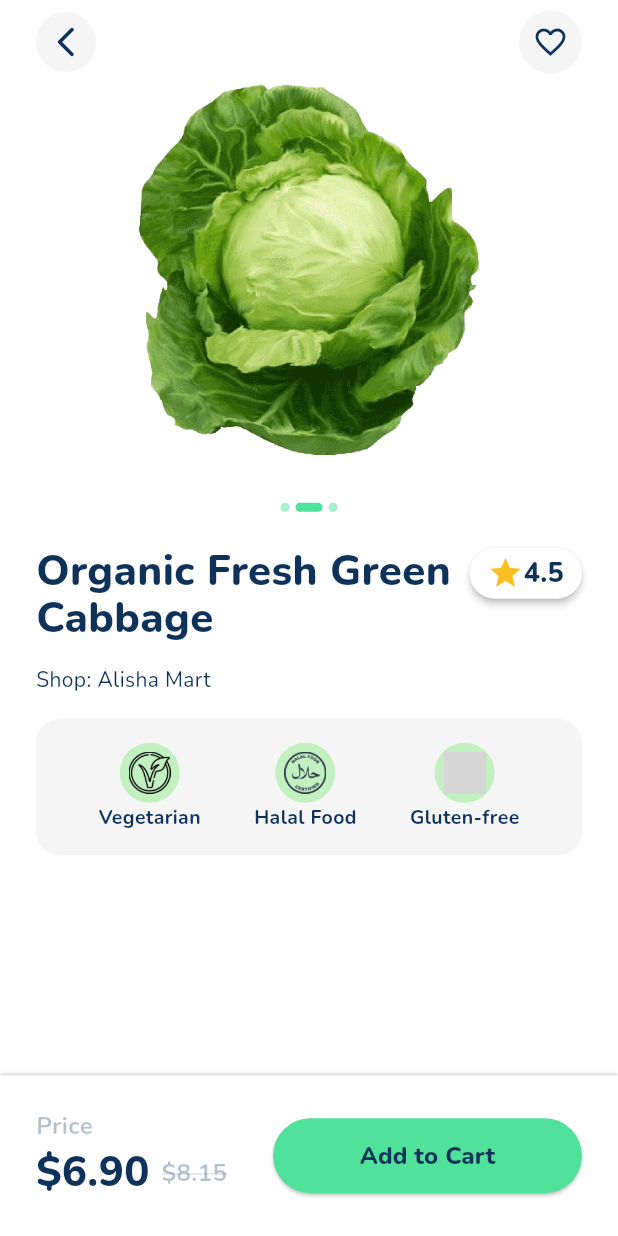
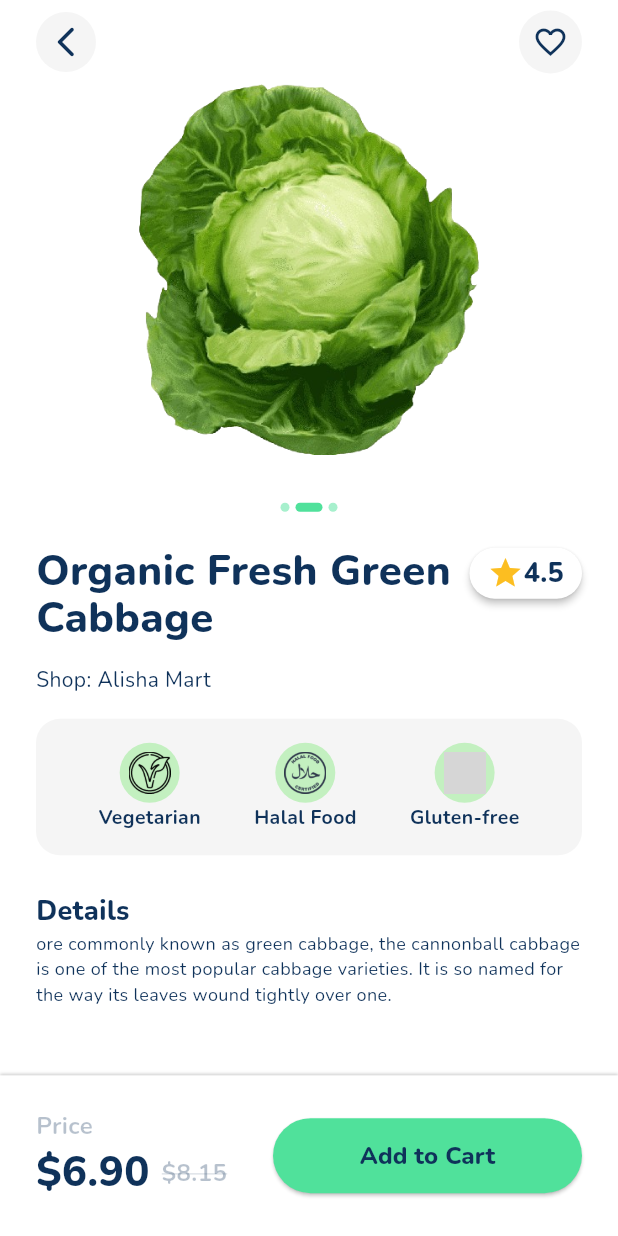
Before and after one commit to douglasrsantos/challenge_bento, a Flutter app: the ItemDetailPage screen opened by its route, on a phone screen of 412 x 824 dp. Run offline on Flutter 3.47's test engine with Material 3 defaults, Android fonts, the light colour scheme and no system bars; drawn by our look-alikes of smooth_page_indicator; our stand-ins replace flutter_mobx, get_it, go_router, google_fonts, mobx; generated files the repository leaves out were written again; grey boxes are pictures that could not be loaded.

Commit message:
chore: created section details on item detail page

```diff
--- a/lib/app/modules/item_detail/item_detail_page.dart
+++ b/lib/app/modules/item_detail/item_detail_page.dart
@@ -17,6 +17,7 @@ class ItemDetailPage extends StatelessWidget {
       body: const Stack(
         children: [
           Positioned.fill(
+            child: SingleChildScrollView(
               child: Column(
                 crossAxisAlignment: CrossAxisAlignment.start,
                 mainAxisSize: MainAxisSize.min,
@@ -31,7 +32,9 @@ class ItemDetailPage extends StatelessWidget {
                   TitleAndRating(),
                   ShopText(),
                   CardProductCharacteristics(),
+                  ProductDetails(),
                 ],
+              ),
             ),
           ),
           Positioned.fill(
--- a/lib/app/modules/item_detail/item_detail_widgets.dart/item_detail_widgets.dart
+++ b/lib/app/modules/item_detail/item_detail_widgets.dart/item_detail_widgets.dart
@@ -5,3 +5,4 @@ export './title_and_rating.dart';
 export './card_product_characteristics.dart';
 export './product_characteristic.dart';
 export './shop_text.dart';
+export './product_details.dart';
--- /dev/null
+++ b/lib/app/modules/item_detail/item_detail_widgets.dart/product_details.dart
@@ -0,0 +1,28 @@
+import 'package:flutter/material.dart';
+
+import 'package:challenge_bento/app/core/ui/ui.dart';
+
+class ProductDetails extends StatelessWidget {
+  const ProductDetails({super.key});
+
+  @override
+  Widget build(BuildContext context) {
+    return Padding(
+      padding: const EdgeInsets.fromLTRB(24, 0, 24, 120),
+      child: Column(
+        mainAxisSize: MainAxisSize.min,
+        crossAxisAlignment: CrossAxisAlignment.start,
+        children: [
+          Text(
+            'Details',
+            style: AppFonts.secondaryTexts,
+          ),
+          Text(
+            'ore commonly known as green cabbage, the cannonball cabbage is one of the most popular cabbage varieties. It is so named for the way its leaves wound tightly over one.',
+            style: AppFonts.productDescription,
+          ),
+        ],
+      ),
+    );
+  }
+}
```
Lines whose indentation alone changed are shown as unchanged.
